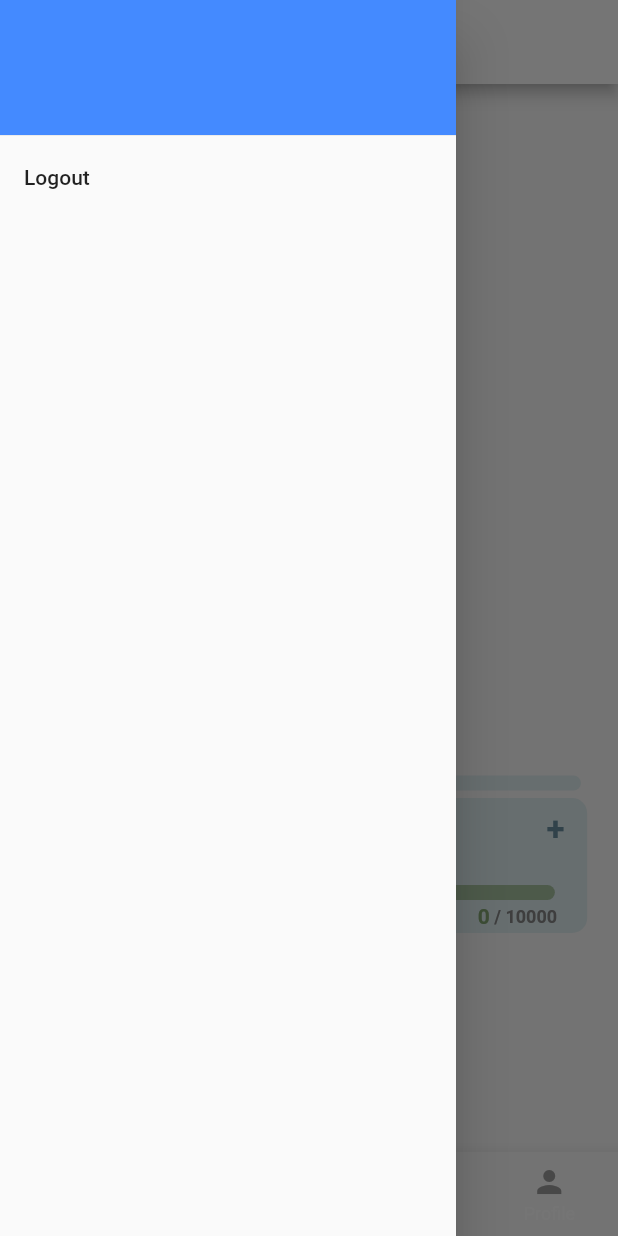
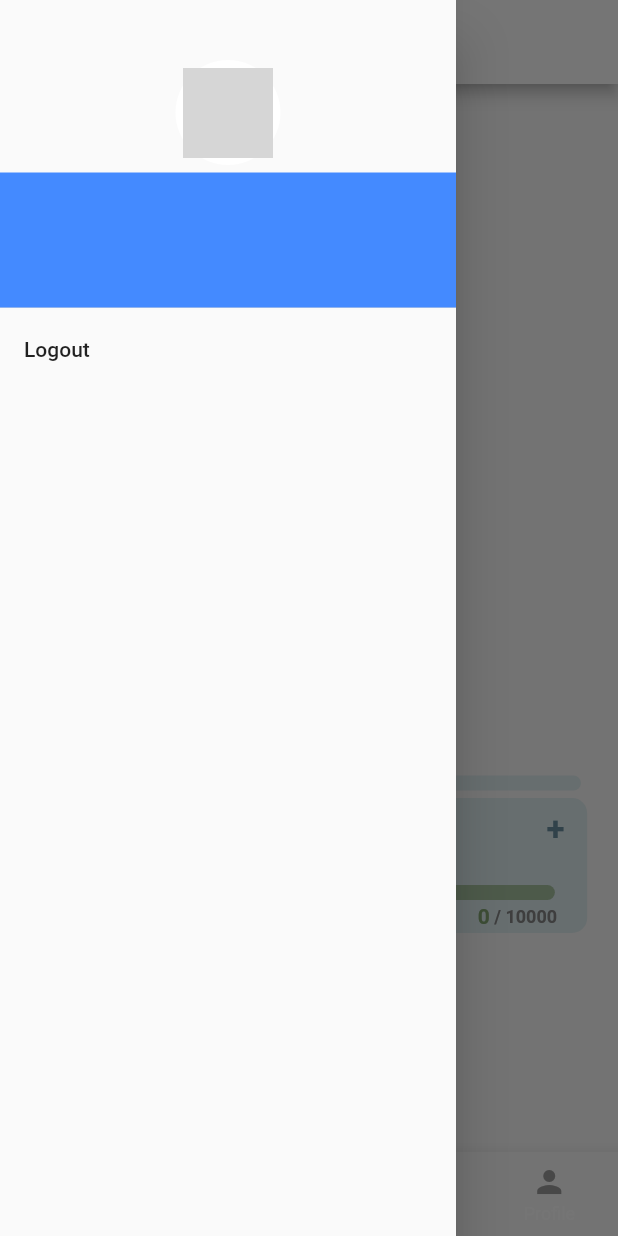
Before and after one commit to nabihbassil/SWM_Sustainability_App, a Flutter app: the PageHolder screen opened directly, with the side drawer open, on a phone screen of 412 x 824 dp. Run offline on Flutter 3.47's test engine with Material 2 defaults, Android fonts, the phone set to English and light mode, and no system bars; drawn by our look-alikes of percent_indicator; our stand-ins replace cloud_firestore, firebase_auth, firebase_core, firebase_storage, flutter_html, fluttertoast and 2 more; accounts and stored records are empty; network calls fail; Roboto replaces fonts that are missing (Arvo); grey boxes are pictures that could not be loaded.

Commit message:
Burger Menu - Include user profile picture

```diff
--- a/swm_app/lib/Components/hamburger_menu.dart
+++ b/swm_app/lib/Components/hamburger_menu.dart
@@ -5,6 +5,7 @@ import 'package:swm_app/model/user_model.dart';
 import 'package:firebase_auth/firebase_auth.dart';
 import 'package:flutter/material.dart';
 import '../screens/login_screen.dart';
+import 'package:swm_app/services/user_service.dart';
 
 class HamburgerMenu extends StatefulWidget {
   const HamburgerMenu({Key? key}) : super(key: key);
@@ -16,9 +17,20 @@ class HamburgerMenu extends StatefulWidget {
 class _HamburgerMenu extends State<HamburgerMenu> {
   User? user = FirebaseAuth.instance.currentUser;
   UserModel loggedInUser = UserModel();
+  UserModel userData = UserModel();
+
+  fetchUserData() async {
+    userData = await UserService().getUserData();
+
+    setState(() {
+      userData;
+    });
+  }
+
   @override
   void initState() {
     super.initState();
+    fetchUserData();
     FirebaseFirestore.instance
         .collection("users")
         .doc(user?.uid)
@@ -35,8 +47,27 @@ class _HamburgerMenu extends State<HamburgerMenu> {
       child: ListView(
         padding: EdgeInsets.zero,
         children: [
+          const SizedBox(height: 40),
+          SizedBox(
+            width: 20.0,
+            height: 70.0,
+            child: CircleAvatar(
+              backgroundColor: const Color.fromARGB(255, 255, 255, 255),
+              child: ClipOval(
+                child: Image.network(
+                  userData.imgURL ??
+                      "https://soccerpointeclaire.com/wp-content/uploads/2021/06/default-profile-pic-e1513291410505.jpg",
+                  width: 60,
+                  height: 60,
+                  fit: BoxFit.cover,
+                ),
+              ),
+            ),
+          ),
+          const SizedBox(height: 5),
           SizedBox(
             height: 90.0,
+            width: 90,
             child: DrawerHeader(
                 child: ListTile(
                   title: Text(
@@ -45,7 +76,7 @@ class _HamburgerMenu extends State<HamburgerMenu> {
                 ),
                 decoration: const BoxDecoration(color: Colors.blueAccent),
                 margin: EdgeInsets.zero,
-                padding: EdgeInsets.zero),
+                padding: EdgeInsets.all(2)),
           ),
           ListTile(
             title: const Text('Logout'),
```
Also changed, not shown: swm_app/flutter_02.png (added).
